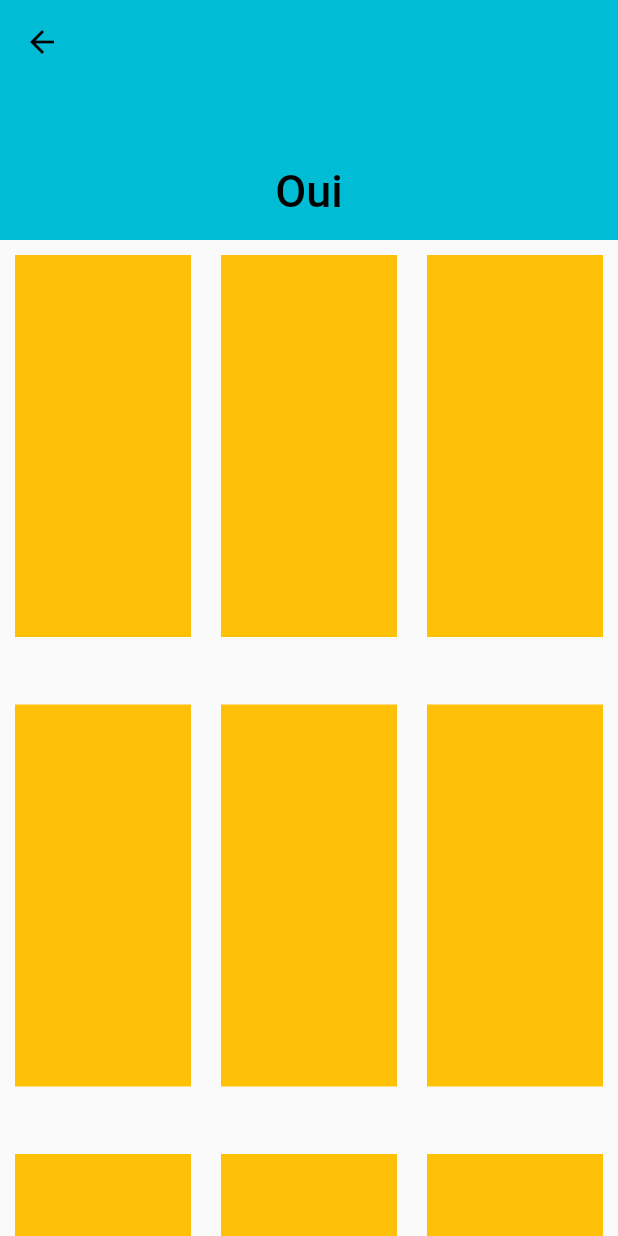
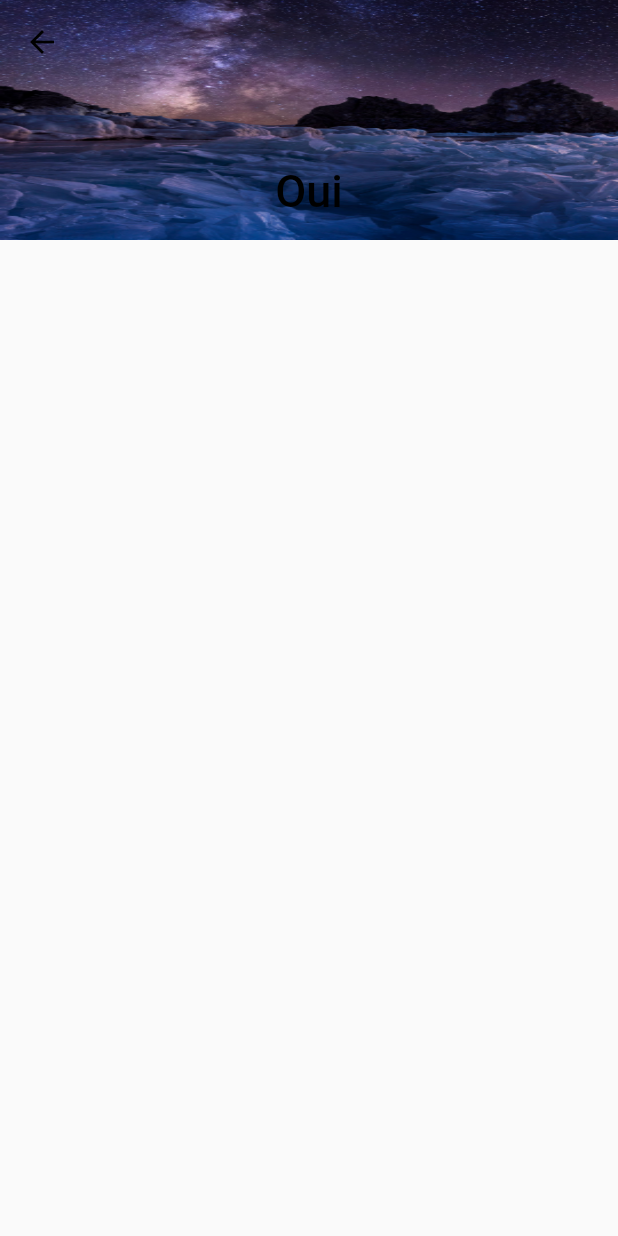
Before and after one commit to FerasHamam/LegacyWallpapers, a Flutter app: the WallpaperScreen screen opened by its route, on a phone screen of 412 x 824 dp. Run offline on Flutter 3.47's test engine with Material 2 defaults, Android fonts, the phone set to English and light mode, and no system bars; our stand-ins replace cloud_firestore, firebase_core; accounts and stored records are empty.

Commit message:
added wallpapers to companies in the first page

```diff
--- a/lib/screens/WallpaperScreen.dart
+++ b/lib/screens/WallpaperScreen.dart
@@ -2,6 +2,8 @@ import 'package:flutter/material.dart';
 
 class WallpaperScreen extends StatefulWidget {
   static const String name = 'WallpapersScreen';
+  // String companyName;
+  // WallpaperScreen(this.companyName)
 
   @override
   _WallpaperScreenState createState() => _WallpaperScreenState();
@@ -16,6 +18,10 @@ class _WallpaperScreenState extends State<WallpaperScreen> {
           SliverAppBar(
             flexibleSpace: FlexibleSpaceBar(
               background: Container(
+                child: Image.asset(
+                  'lib/assets/images/Nokia.jpg',
+                  fit: BoxFit.fill,
+                ),
                 color: Colors.transparent,
               ),
               centerTitle: true,
@@ -29,56 +35,7 @@ class _WallpaperScreenState extends State<WallpaperScreen> {
             expandedHeight: 160,
           ),
           SliverGrid(
-              delegate: SliverChildListDelegate([
-                Container(
-                  margin: EdgeInsets.all(10),
-                  color: Colors.amber,
-                ),
-                Container(
-                  margin: EdgeInsets.all(10),
-                  color: Colors.amber,
-                ),
-                Container(
-                  margin: EdgeInsets.all(10),
-                  color: Colors.amber,
-                ),
-                Container(
-                  margin: EdgeInsets.all(10),
-                  color: Colors.amber,
-                ),
-                Container(
-                  margin: EdgeInsets.all(10),
-                  color: Colors.amber,
-                ),
-                Container(
-                  margin: EdgeInsets.all(10),
-                  color: Colors.amber,
-                ),
-                Container(
-                  margin: EdgeInsets.all(10),
-                  color: Colors.amber,
-                ),
-                Container(
-                  margin: EdgeInsets.all(10),
-                  color: Colors.amber,
-                ),
-                Container(
-                  margin: EdgeInsets.all(10),
-                  color: Colors.amber,
-                ),
-                Container(
-                  margin: EdgeInsets.all(10),
-                  color: Colors.amber,
-                ),
-                Container(
-                  margin: EdgeInsets.all(10),
-                  color: Colors.amber,
-                ),
-                Container(
-                  margin: EdgeInsets.all(10),
-                  color: Colors.amber,
-                )
-              ]),
+              delegate: SliverChildListDelegate([]),
               gridDelegate: SliverGridDelegateWithMaxCrossAxisExtent(
                   mainAxisSpacing: 25,
                   maxCrossAxisExtent: 200,
```
Also changed, not shown: lib/functions/ColorChanger.dart (deleted, +0 -41 lines), lib/widgets/CompanyCard.dart (+7 -4 lines), pubspec.yaml (+7 -3 lines), lib/assets/images/Nokia.jpg (added), lib/assets/images/OnePlus.jpg (added), lib/assets/images/Oppo.jpg (added), lib/assets/images/Realme.jpg (added), lib/assets/images/Xiaomi.jpg (added), 1 other file.
